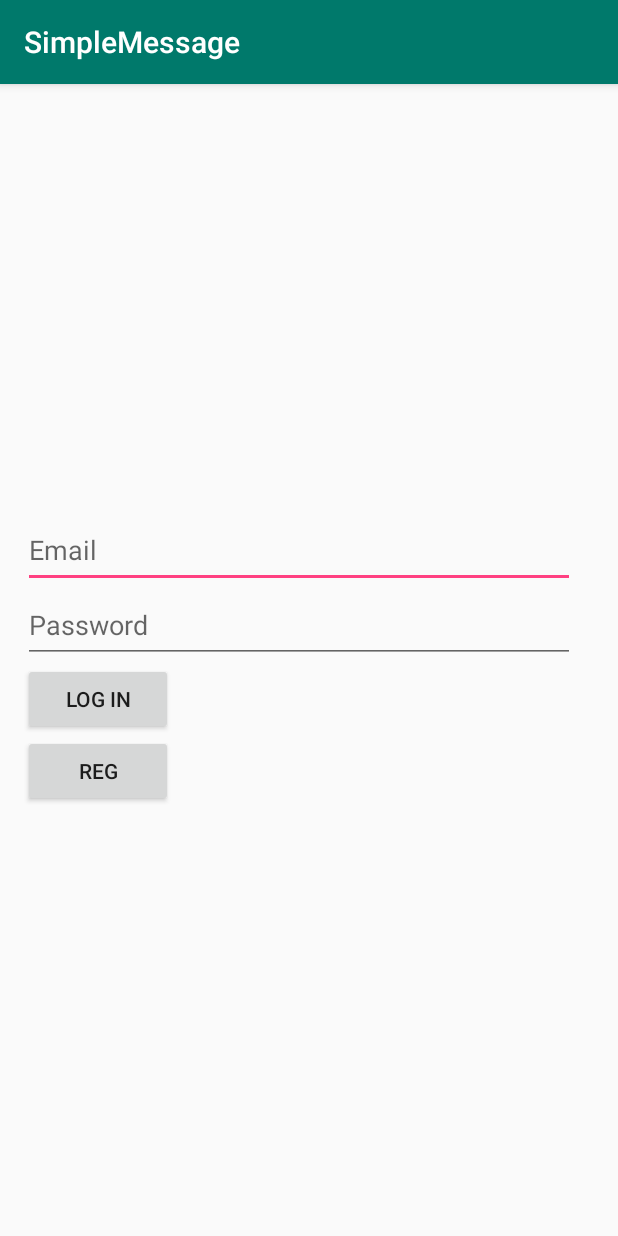
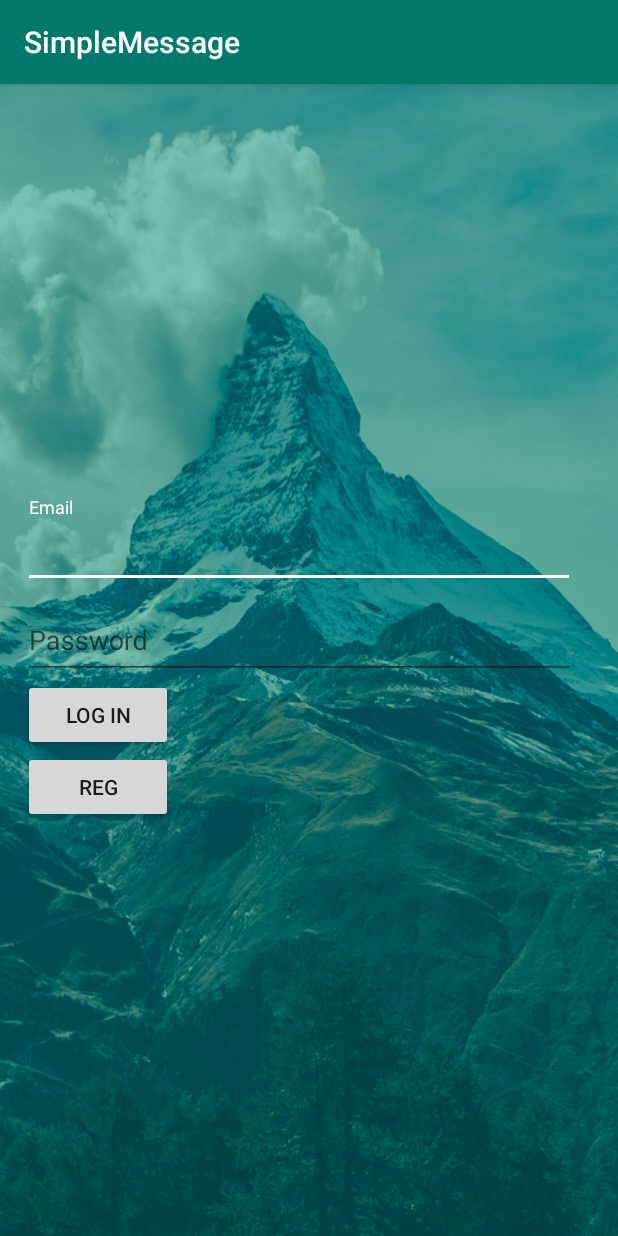
Before and after one commit to Nickolas981/SimpleMessage, an Android app: the screen it shows after launch (Login), on a phone screen of 412 x 824 dp. Run offline under Robolectric (Android 15) with nearby library versions, the phone set to English and light mode, and no system bars; our stand-ins replace Firebase (no records; nobody signed in at launch, a user with empty details on screens opened directly).

Commit message:
Background

```diff
--- a/app/src/main/res/drawable/ic_add_circle_black_24dp.xml
+++ b/app/src/main/res/drawable/ic_add_circle_black_24dp.xml
@@ -1,4 +1,4 @@
 <vector android:height="200dp" android:viewportHeight="24.0"
     android:viewportWidth="24.0" android:width="200dp" xmlns:android="http://schemas.android.com/apk/res/android">
-    <path android:fillColor="@color/colorPrimary" android:pathData="M12,2C6.48,2 2,6.48 2,12s4.48,10 10,10 10,-4.48 10,-10S17.52,2 12,2zM17,13h-4v4h-2v-4L7,13v-2h4L11,7h2v4h4v2z"/>
+    <path android:fillColor="@color/colorPrimaryDark" android:pathData="M12,2C6.48,2 2,6.48 2,12s4.48,10 10,10 10,-4.48 10,-10S17.52,2 12,2zM17,13h-4v4h-2v-4L7,13v-2h4L11,7h2v4h4v2z"/>
 </vector>
--- a/app/src/main/res/layout/activity_login.xml
+++ b/app/src/main/res/layout/activity_login.xml
@@ -1,44 +1,57 @@
 <?xml version="1.0" encoding="utf-8"?>
 <LinearLayout xmlns:android="http://schemas.android.com/apk/res/android"
-    xmlns:app="http://schemas.android.com/apk/res-auto"
     xmlns:tools="http://schemas.android.com/tools"
     android:layout_width="match_parent"
     android:layout_height="match_parent"
-    tools:context="com.example.nickolas.simplemessage.Login"
+    android:background="@drawable/login_back"
     android:paddingEnd="15dp"
-    android:paddingStart="15dp">
+    android:paddingStart="15dp"
+    tools:context="com.example.nickolas.simplemessage.Login">
 
     <LinearLayout
         android:layout_width="368dp"
         android:layout_height="wrap_content"
+        android:layout_gravity="center"
         android:orientation="vertical"
-        android:layout_gravity="center"
-        tools:layout_editor_absoluteY="0dp"
-        tools:layout_editor_absoluteX="8dp">
+        tools:layout_editor_absoluteX="8dp"
+        tools:layout_editor_absoluteY="0dp">
 
-        <EditText
+        <android.support.design.widget.TextInputLayout
             android:layout_width="match_parent"
-            android:id="@+id/email"
-            android:layout_height="50dp"
-            android:hint="@string/email"/>
-        <EditText
+            android:layout_height="wrap_content">
+
+            <EditText
+                android:id="@+id/email"
+                android:layout_width="match_parent"
+                android:layout_height="50dp"
+                android:hint="@string/email"
+                android:textColor="#fff"/>
+
+        </android.support.design.widget.TextInputLayout>
+
+        <android.support.design.widget.TextInputLayout
             android:layout_width="match_parent"
-            android:id="@+id/pass"
-            android:layout_height="50dp"
-            android:hint="@string/pass"/>
+            android:layout_height="wrap_content">
+
+            <EditText
+                android:id="@+id/pass"
+                android:layout_width="match_parent"
+                android:layout_height="50dp"
+                android:hint="@string/pass"
+                android:textColor="#fff"/>
+        </android.support.design.widget.TextInputLayout>
 
         <Button
+            android:id="@+id/log_in"
             android:layout_width="100dp"
             android:layout_height="wrap_content"
-            android:id="@+id/log_in"
-            android:text="@string/log_in"
-            />
+            android:text="@string/log_in" />
+
         <Button
+            android:id="@+id/reg"
             android:layout_width="100dp"
             android:layout_height="wrap_content"
-            android:id="@+id/reg"
-            android:text="@string/reg"
-            />
+            android:text="@string/reg" />
     </LinearLayout>
 
 </LinearLayout>
--- a/app/src/main/res/values/colors.xml
+++ b/app/src/main/res/values/colors.xml
@@ -2,5 +2,6 @@
 <resources>
     <color name="colorPrimary">#00796b</color>
     <color name="colorPrimaryDark">#004c40</color>
-    <color name="colorAccent">#FF4081</color>
+    <color name="colorAccent">#ffffff</color>
+    <!--<color name="colorAccent">#FF4081</color>-->
 </resources>
```
Also changed, not shown: app/src/main/java/com/example/nickolas/simplemessage/DownloadImageTask.java (added, +63 -0 lines), app/src/main/java/com/example/nickolas/simplemessage/User.java (added, +17 -0 lines), app/src/main/res/layout/activity_registration.xml (+4 -3 lines), app/src/main/res/drawable-hdpi/login_back.png (added), app/src/main/res/drawable-hdpi/photo_download.png (added), app/src/main/res/drawable-mdpi/login_back.png (added), app/src/main/res/drawable-mdpi/photo_download.png (added), app/src/main/res/drawable-xhdpi/photo_download.png (added), app/src/main/res/drawable-xxhdpi/photo_download.png (added), app/src/main/res/drawable-xxxhdpi/photo_download.png (added), 3 other files.
